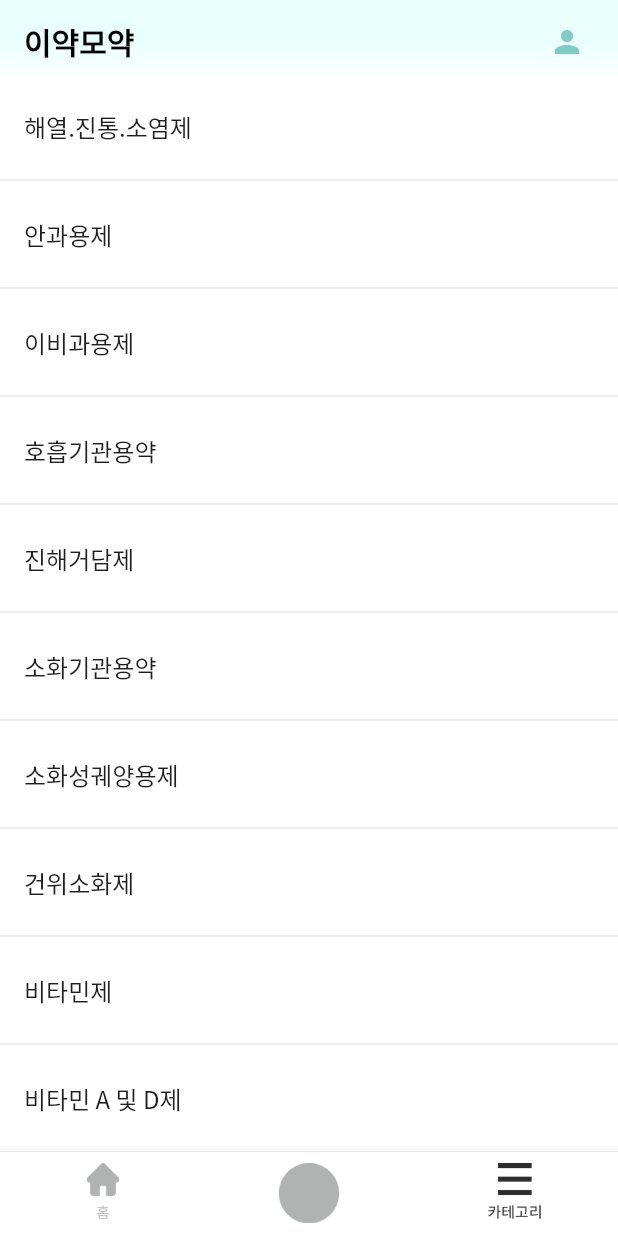
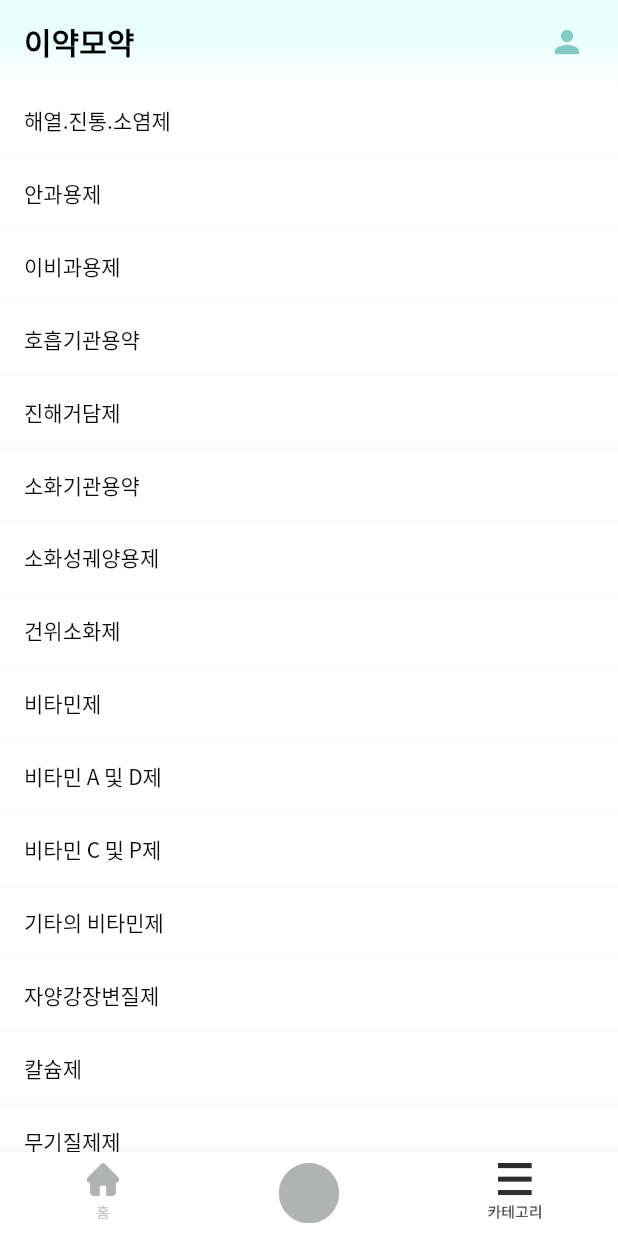
Before and after one commit to Semodrug/semo_ver2, a Flutter app: the screen it shows once a user with an empty profile is signed in, item 3 of the bottom bar chosen, on a phone screen of 412 x 824 dp. Run offline on Flutter 3.47's test engine with Material 2 defaults, Android fonts, the phone set to English and light mode, and no system bars; our stand-ins replace cloud_firestore, firebase_auth, firebase_core, firebase_storage, fl_chart, flutter_datetime_picker and 8 more; missing offline and left inert: app_settings, dynamic_text_highlighting, firebase_ml_vision; accounts and stored records are empty.

Commit message:
[UPDATE] Padding and theme apply

```diff
--- a/lib/ranking/ranking.dart
+++ b/lib/ranking/ranking.dart
@@ -1,4 +1,5 @@
 import 'package:flutter/material.dart';
+import 'package:semo_ver2/theme/colors.dart';
 
 import 'Page/ranking_content_page.dart';
 
@@ -11,8 +12,16 @@ class RankingPage extends StatelessWidget {
       backgroundColor: Colors.white,
         body: ListView.separated(
             itemBuilder: (context, index) {
-              return ListTile(
-                title: Text(categories[index], style: Theme.of(context).textTheme.headline5,),
+              return Container(
+                decoration: BoxDecoration(
+                    border: Border(
+                        bottom: BorderSide(width: 0.6, color: gray50))),
+                child: ListTile(
+                  dense: true,
+                  contentPadding: EdgeInsets.symmetric(vertical: 0.0, horizontal: 16.0),
+                  title: SizedBox(
+                      height: 20,
+                      child: Text(categories[index], style: Theme.of(context).textTheme.bodyText2.copyWith(color: gray900),)),
                   onTap: () {
                     getCategory = numCategory[index] + categories[index]; //카테고리 설정해주기
                     Navigator.push(
@@ -24,10 +33,12 @@ class RankingPage extends StatelessWidget {
                       ),
                       );
                   },
+                ),
               );
             },
             separatorBuilder: (context, index) {
-              return Divider();
+              //return Divider(color: gray50, thickness: 0.5,);
+              return Container();
             },
             itemCount: categories.length));
   }
```
Lines whose indentation alone changed are shown as unchanged.
